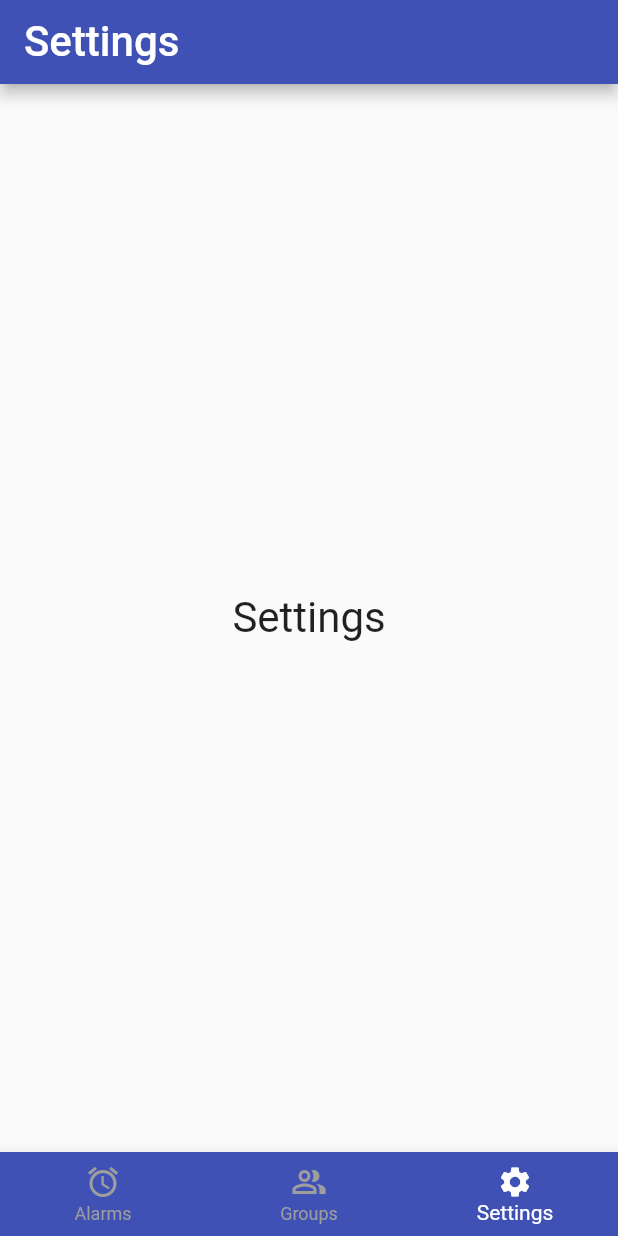
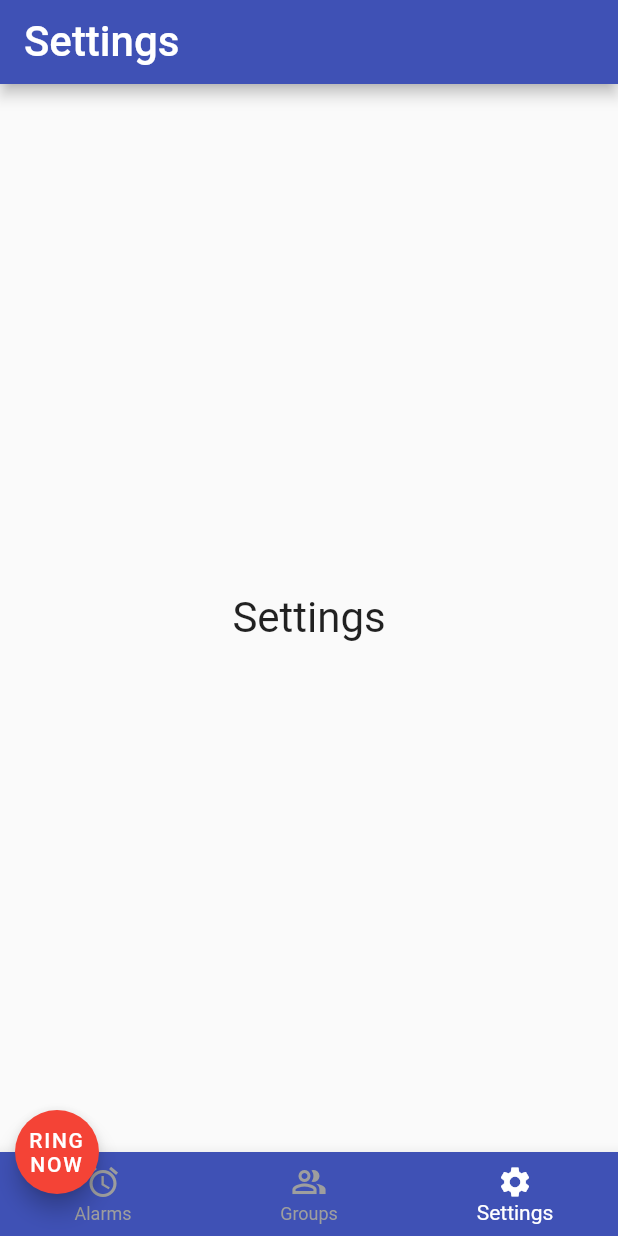
Before and after one commit to manoj1749/alarm_x, a Flutter app: the HomePage screen opened directly, item 3 of the bottom bar chosen, on a phone screen of 412 x 824 dp. Run offline on Flutter 3.47's test engine with Material 2 defaults, Android fonts, the phone set to English and light mode, and no system bars; our stand-ins replace firebase_core, flutter_local_notifications, shared_preferences; missing offline and left inert: alarm, sa_v1_migration; accounts and stored records are empty; statements that could not run were skipped.

Commit message:
Revert "Update edit_alarm.dart"
This reverts commit 6b42ee41dae34fcee2c5a31758caac3bb5155c5f.

```diff
--- a/lib/main.dart
+++ b/lib/main.dart
@@ -1,6 +1,5 @@
 import 'dart:async';
 import 'package:alarm/alarm.dart';
-import 'package:firebase_core/firebase_core.dart';
 import 'package:flutter/material.dart';
 import 'package:flutter/services.dart';
 import 'package:shared_preferences/shared_preferences.dart';
@@ -11,8 +10,6 @@ import 'screens/login.dart';
 Future<void> main() async {
   WidgetsFlutterBinding.ensureInitialized();
   await Alarm.init(showDebugLogs: true);
-  await Firebase.initializeApp();
-
   SystemChrome.setPreferredOrientations([DeviceOrientation.portraitUp]);
 
   // Check if the user is already logged in
--- a/lib/screens/group_alarms.dart
+++ b/lib/screens/group_alarms.dart
@@ -60,7 +60,7 @@ class _GroupAlarmState extends State<GroupAlarm> {
         builder: (context) {
           return FractionallySizedBox(
             heightFactor: 0.6,
-            child: ExampleAlarmEditScreen(alarmSettings: settings, group: true),
+            child: ExampleAlarmEditScreen(alarmSettings: settings),
           );
         });
 
--- a/lib/screens/home.dart
+++ b/lib/screens/home.dart
@@ -185,27 +185,27 @@ class _HomePageState extends State<HomePage> {
                 : selectedIndex == 2
                     ? const Settings()
                     : null,
-        // floatingActionButton: Padding(
-        //   padding: const EdgeInsets.all(10),
-        //   child: Row(
-        //     mainAxisAlignment: MainAxisAlignment.spaceBetween,
-        //     children: [
-        //       FloatingActionButton(
-        //         onPressed: () {
-        //           final alarmSettings = AlarmSettings(
-        //             id: 42,
-        //             dateTime: DateTime.now(),
-        //             assetAudioPath: 'assets/mozart.mp3',
-        //           );
-        //           Alarm.set(alarmSettings: alarmSettings);
-        //         },
-        //         backgroundColor: Colors.red,
-        //         heroTag: null,
-        //         child: const Text("RING NOW", textAlign: TextAlign.center),
-        //       ),
-        //     ],
-        //   ),
-        // ),
+        floatingActionButton: Padding(
+          padding: const EdgeInsets.all(10),
+          child: Row(
+            mainAxisAlignment: MainAxisAlignment.spaceBetween,
+            children: [
+              FloatingActionButton(
+                onPressed: () {
+                  final alarmSettings = AlarmSettings(
+                    id: 42,
+                    dateTime: DateTime.now(),
+                    assetAudioPath: 'assets/mozart.mp3',
+                  );
+                  Alarm.set(alarmSettings: alarmSettings);
+                },
+                backgroundColor: Colors.red,
+                heroTag: null,
+                child: const Text("RING NOW", textAlign: TextAlign.center),
+              ),
+            ],
+          ),
+        ),
         floatingActionButtonLocation: FloatingActionButtonLocation.centerDocked,
         bottomNavigationBar: BottomNavigationBar(
           backgroundColor: Colors.indigo.shade500,
```
Also changed, not shown: lib/screens/edit_alarm.dart (+1 -41 lines).
